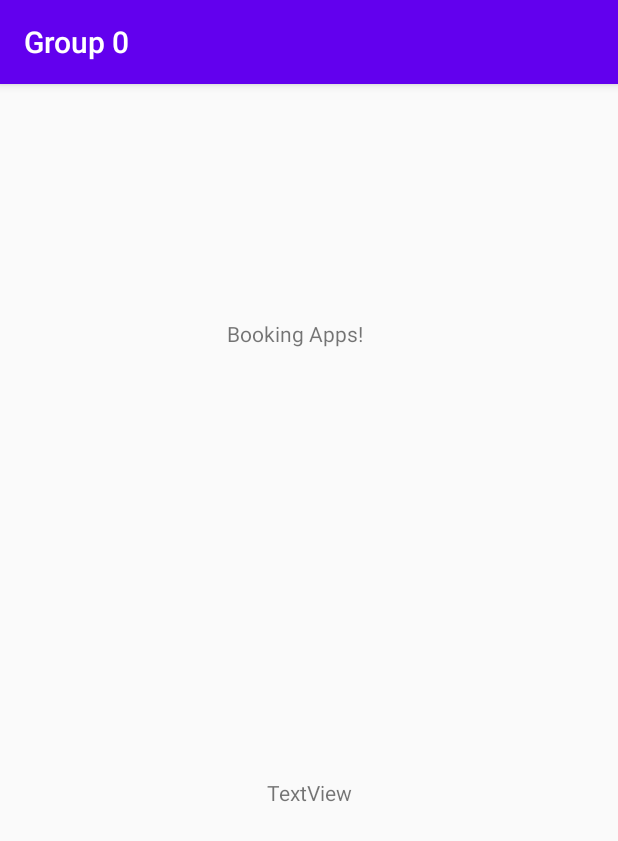
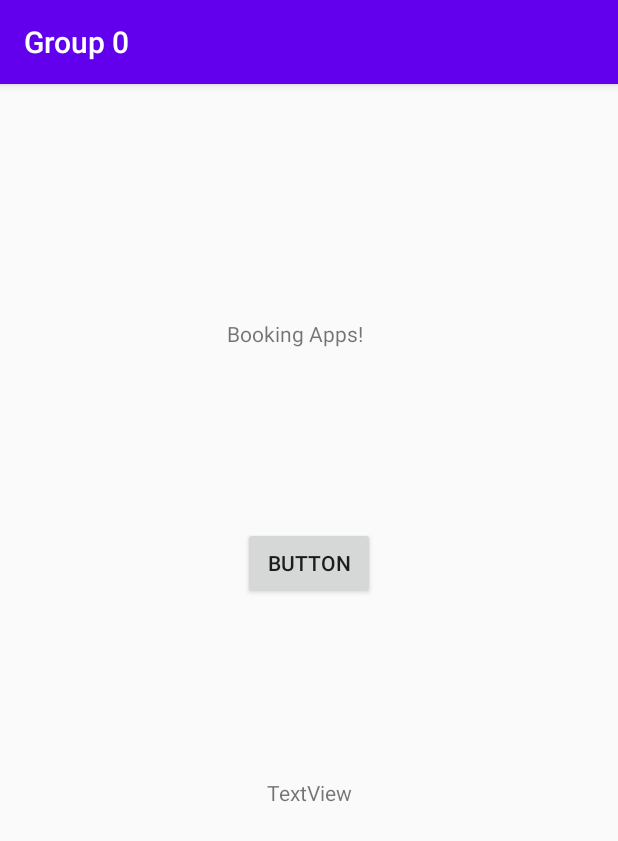
Before and after one commit to Shaheenyazid/gp2, an Android app: the screen it shows after launch (MainActivity), on a phone screen of 412 x 824 dp. Shown: the top 841 px of the screen. Run offline under Robolectric (Android 15) with nearby library versions, the phone set to English and light mode, and no system bars.

Commit message:
-Added button

```diff
--- a/app/src/main/res/layout/activity_main.xml
+++ b/app/src/main/res/layout/activity_main.xml
@@ -28,4 +28,14 @@
         app:layout_constraintStart_toStartOf="parent"
         app:layout_constraintTop_toBottomOf="@+id/textView" />
 
+    <Button
+        android:id="@+id/button"
+        android:layout_width="wrap_content"
+        android:layout_height="wrap_content"
+        android:text="Button"
+        app:layout_constraintBottom_toTopOf="@+id/textView2"
+        app:layout_constraintEnd_toEndOf="parent"
+        app:layout_constraintStart_toStartOf="parent"
+        app:layout_constraintTop_toBottomOf="@+id/textView" />
+
 </android.support.constraint.ConstraintLayout>
```
